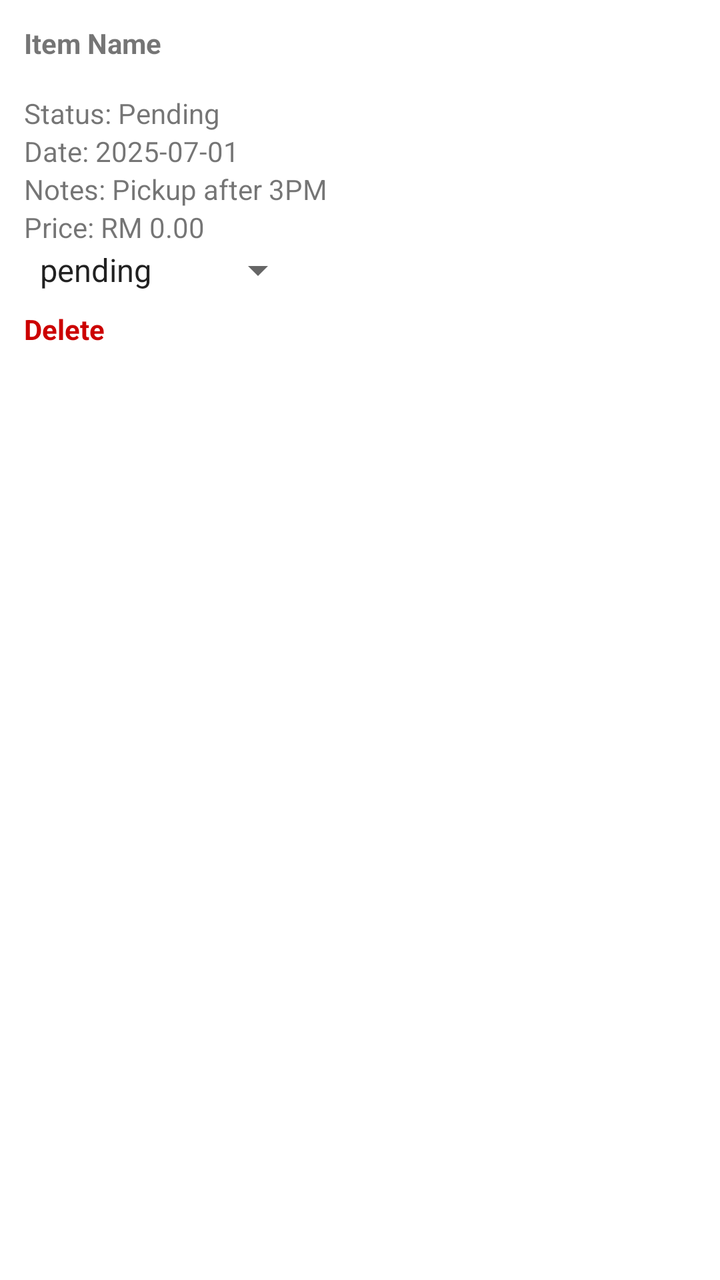
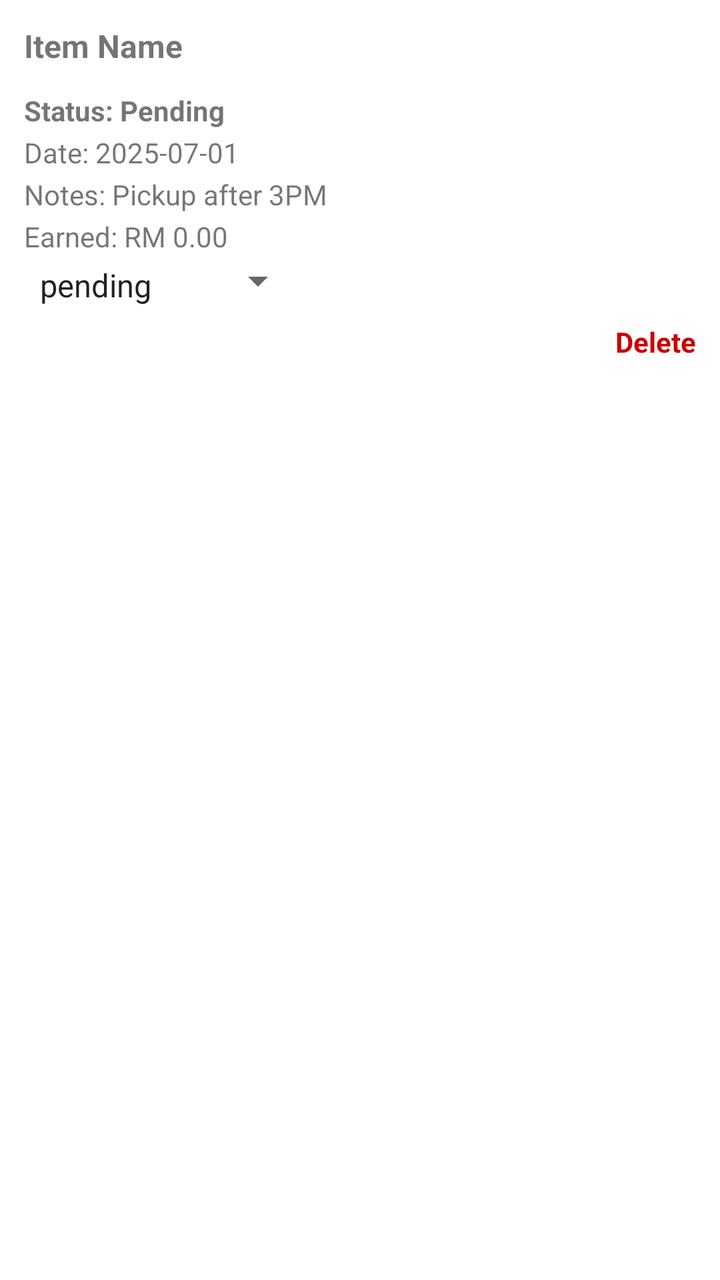

Two renders of the same Android screen: before a commit and after it. Below are the layout's source before the change and the commit's diff.
<!-- AndroidManifest.xml: application theme Theme.Lab_REST -->
<!-- res/layout/item_request.xml -->
<?xml version="1.0" encoding="utf-8"?>
<LinearLayout
    xmlns:android="http://schemas.android.com/apk/res/android"
    android:layout_width="match_parent"
    android:layout_height="wrap_content"
    android:padding="12dp"
    android:orientation="vertical"
    android:background="@android:color/white"
    android:layout_marginBottom="8dp"
    android:elevation="2dp">

    <TextView android:id="@+id/tvItemName"
        android:layout_width="wrap_content"
        android:layout_height="wrap_content"
        android:text="Item Name"
        android:textStyle="bold"/>

    <LinearLayout
        android:layout_width="match_parent"
        android:layout_height="wrap_content"
        android:orientation="vertical"
        android:padding="8dp">

        
        <TextView
            android:id="@+id/textViewWeight"
            android:layout_width="wrap_content"
            android:layout_height="wrap_content"
            android:text="Weight: 0.0 kg"
            android:textStyle="bold"
            android:visibility="gone" />

        
        <EditText
            android:id="@+id/edittextWeight"
            android:layout_width="wrap_content"
            android:layout_height="wrap_content"
            android:hint="Enter weight"
            android:inputType="numberDecimal"
            android:visibility="gone" />
    </LinearLayout>

    <TextView android:id="@+id/tvStatus"
        android:layout_width="wrap_content"
        android:layout_height="wrap_content"
        android:text="Status: Pending"/>

    <TextView android:id="@+id/tvDate"
        android:layout_width="wrap_content"
        android:layout_height="wrap_content"
        android:text="Date: 2025-07-01"/>

    <TextView android:id="@+id/tvNotes"
        android:layout_width="wrap_content"
        android:layout_height="wrap_content"
        android:text="Notes: Pickup after 3PM"/>

    <TextView
        android:id="@+id/tvPrice"
        android:layout_width="wrap_content"
        android:layout_height="wrap_content"
        android:text="Price: RM 0.00"/>

    <Spinner android:id="@+id/spinnerStatus"
        android:layout_width="wrap_content"
        android:layout_height="wrap_content"
        android:entries="@array/status_options" />

    
    <TextView
        android:id="@+id/tvDelete"
        android:layout_width="wrap_content"
        android:layout_height="wrap_content"
        android:text="Delete"
        android:textColor="@android:color/holo_red_dark"
        android:paddingTop="8dp"
        android:textStyle="bold"/>

</LinearLayout>
<!-- resources referenced by this layout -->
<resources>
  <string-array name="status_options"> <item>pending</item> <item>accepted</item> <item>successful</item> </string-array>
  <style name="Theme.Lab_REST" parent="Theme.MaterialComponents.DayNight.NoActionBar">
          
          <item name="colorPrimary">@color/teal_700</item>
          <item name="colorPrimaryVariant">@color/teal_900</item>
          <item name="colorOnPrimary">@color/white</item>
  
          <item name="colorSecondary">@color/amber_500</item>
          <item name="colorSecondaryVariant">@color/amber_700</item>
          <item name="colorOnSecondary">@color/black</item>
  
          
          <item name="android:statusBarColor">@color/teal_900</item>
          <item name="android:navigationBarColor">@color/black</item>
  
          
          
          <item name="windowActionBar">false</item>
          <item name="windowNoTitle">true</item>
      </style>
  <color name="teal_700">#018786</color>
  <color name="teal_900">#00574B</color>
  <color name="white">#FFFFFF</color>
  <color name="amber_500">#FFC107</color>
  <color name="amber_700">#FFA000</color>
  <color name="black">#000000</color>
</resources>

<!-- the commit's change to res/layout/item_request.xml (unified diff, before → after) -->
@@ -9,17 +9,21 @@
     android:layout_marginBottom="8dp"
     android:elevation="2dp">
 
-    <TextView android:id="@+id/tvItemName"
+    
+    <TextView
+        android:id="@+id/tvItemName"
         android:layout_width="wrap_content"
         android:layout_height="wrap_content"
         android:text="Item Name"
-        android:textStyle="bold"/>
+        android:textStyle="bold"
+        android:textSize="16sp"/>
 
+    
     <LinearLayout
         android:layout_width="match_parent"
         android:layout_height="wrap_content"
         android:orientation="vertical"
-        android:padding="8dp">
+        android:paddingTop="8dp">
 
         
         <TextView
@@ -28,7 +32,7 @@
             android:layout_height="wrap_content"
             android:text="Weight: 0.0 kg"
             android:textStyle="bold"
-            android:visibility="gone" />
+            android:visibility="gone"/>
 
         
         <EditText
@@ -37,43 +41,62 @@
             android:layout_height="wrap_content"
             android:hint="Enter weight"
             android:inputType="numberDecimal"
-            android:visibility="gone" />
+            android:visibility="gone"/>
     </LinearLayout>
 
-    <TextView android:id="@+id/tvStatus"
+    
+    <TextView
+        android:id="@+id/tvStatus"
         android:layout_width="wrap_content"
         android:layout_height="wrap_content"
-        android:text="Status: Pending"/>
+        android:text="Status: Pending"
+        android:textStyle="bold"
+        android:paddingTop="4dp"/>
 
-    <TextView android:id="@+id/tvDate"
+    <TextView
+        android:id="@+id/tvDate"
         android:layout_width="wrap_content"
         android:layout_height="wrap_content"
-        android:text="Date: 2025-07-01"/>
+        android:text="Date: 2025-07-01"
+        android:paddingTop="2dp"/>
 
-    <TextView android:id="@+id/tvNotes"
+    <TextView
+        android:id="@+id/tvNotes"
         android:layout_width="wrap_content"
         android:layout_height="wrap_content"
-        android:text="Notes: Pickup after 3PM"/>
+        android:text="Notes: Pickup after 3PM"
+        android:paddingTop="2dp"/>
 
     <TextView
         android:id="@+id/tvPrice"
         android:layout_width="wrap_content"
         android:layout_height="wrap_content"
-        android:text="Price: RM 0.00"/>
+        android:text="Earned: RM 0.00"
+        android:paddingTop="2dp"/>
 
-    <Spinner android:id="@+id/spinnerStatus"
+    
+    <Spinner
+        android:id="@+id/spinnerStatus"
         android:layout_width="wrap_content"
         android:layout_height="wrap_content"
-        android:entries="@array/status_options" />
+        android:entries="@array/status_options"
+        android:paddingTop="4dp"/>
 
     
-    <TextView
-        android:id="@+id/tvDelete"
-        android:layout_width="wrap_content"
+    <LinearLayout
+        android:layout_width="match_parent"
         android:layout_height="wrap_content"
-        android:text="Delete"
-        android:textColor="@android:color/holo_red_dark"
-        android:paddingTop="8dp"
-        android:textStyle="bold"/>
+        android:orientation="horizontal"
+        android:gravity="end"
+        android:paddingTop="8dp">
+
+        <TextView
+            android:id="@+id/tvDelete"
+            android:layout_width="wrap_content"
+            android:layout_height="wrap_content"
+            android:text="Delete"
+            android:textColor="@android:color/holo_red_dark"
+            android:textStyle="bold"/>
+    </LinearLayout>
 
 </LinearLayout>
